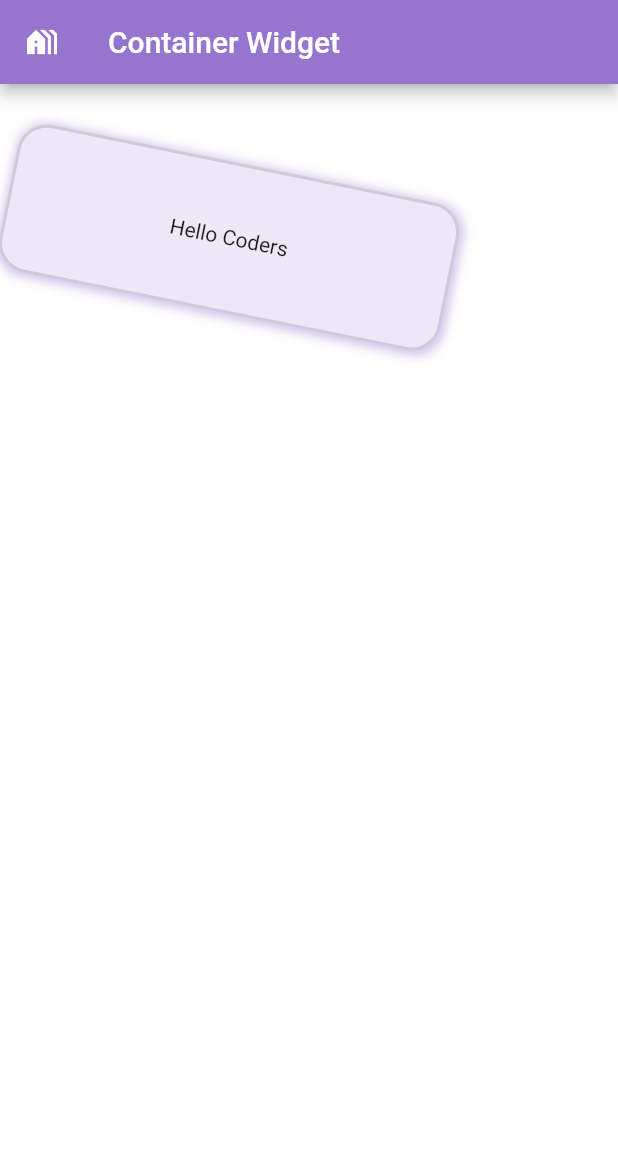
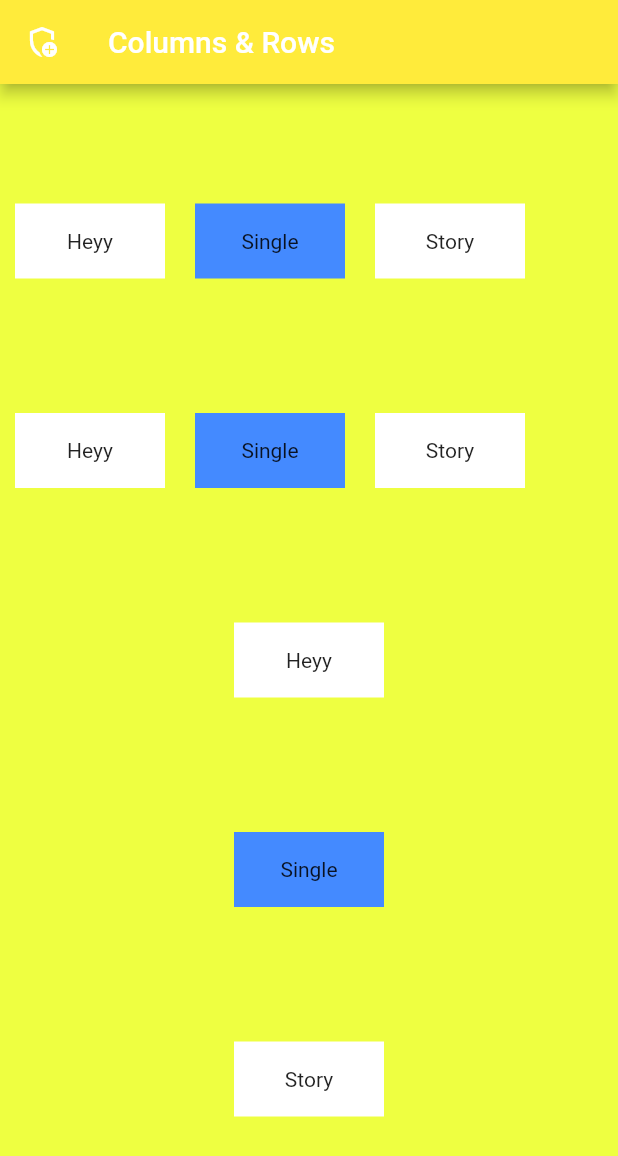
Before and after one commit to KramStyles/intro_flutter, a Flutter app: the screen it shows after launch, on a phone screen of 412 x 824 dp. Shown: the top 1156 px of the screen. Run offline on Flutter 3.47's test engine with Material 2 defaults, Android fonts, the phone set to English and light mode, and no system bars.

Commit message:
introduction to rows and columns

```diff
--- a/lib/main.dart
+++ b/lib/main.dart
@@ -1,43 +1,99 @@
 import 'package:flutter/material.dart';
 
-void main() {
-  runApp(app());
-}
+void main() => runApp(MyApp());
 
-class app extends StatelessWidget {
-  const app({Key? key}) : super(key: key);
+class MyApp extends StatelessWidget {
+  const MyApp({Key? key}) : super(key: key);
 
   @override
   Widget build(BuildContext context) {
     return MaterialApp(
-      title: "App Two",
+        title: "Rows & Columns",
         home: Scaffold(
-        backgroundColor: Colors.white,
+            backgroundColor: Colors.limeAccent,
             appBar: AppBar(
-          backgroundColor: Colors.deepPurple.shade300,
-          title: Text("Container Widget"),
-          leading: Icon(Icons.holiday_village),
+              title: Text("Columns & Rows"),
+              backgroundColor: Colors.yellow,
+              leading: Icon(Icons.add_moderator_outlined),
             ),
-        body:
-          // Center(child: Text("Hello and Welcome".toUpperCase(),),),
+            body: Column(
+              // mainAxisAlignment: MainAxisAlignment.center,
+              mainAxisAlignment: MainAxisAlignment.spaceEvenly, // More like justify content
+              crossAxisAlignment: CrossAxisAlignment.center,
+              mainAxisSize: MainAxisSize.max,
+              children: <Widget>[
+                Row(
+                  children: <Widget>[
                     Container(
-            child: Text("Hello Coders"),
-            height: 100,
-            margin: EdgeInsets.all(20),
-            padding: EdgeInsets.all(20),
-            width: 300,
+                        height: 50,
+                        width: 100,
+                        margin: EdgeInsets.all(10),
+                        color: Colors.white,
                         alignment: Alignment.center,
-            decoration: BoxDecoration(
-              border: Border.all(width: 2, color: Colors.black12),
-              color: Colors.deepPurple.shade50,
-              borderRadius: BorderRadius.circular(20),
-              boxShadow: [
-                BoxShadow(color: Colors.deepPurple.shade100, offset: Offset(1.0, 1.0), blurRadius: 5, spreadRadius: 2),
+                        child: Text("Heyy")),
+                    Container(
+                        height: 50,
+                        width: 100,
+                        margin: EdgeInsets.all(10),
+                        alignment: Alignment.center,
+                        color: Colors.blueAccent,
+                        child: Text("Single")),
+                    Container(
+                        height: 50,
+                        width: 100,
+                        margin: EdgeInsets.all(10),
+                        alignment: Alignment.center,
+                        color: Colors.white,
+                        child: Text("Story"))
+                  ],
+                ),
+                Row(
+                  children: <Widget>[
+                    Container(
+                        height: 50,
+                        width: 100,
+                        margin: EdgeInsets.all(10),
+                        color: Colors.white,
+                        alignment: Alignment.center,
+                        child: Text("Heyy")),
+                    Container(
+                        height: 50,
+                        width: 100,
+                        margin: EdgeInsets.all(10),
+                        alignment: Alignment.center,
+                        color: Colors.blueAccent,
+                        child: Text("Single")),
+                    Container(
+                        height: 50,
+                        width: 100,
+                        margin: EdgeInsets.all(10),
+                        alignment: Alignment.center,
+                        color: Colors.white,
+                        child: Text("Story"))
                   ]
                 ),
-            transform: Matrix4.rotationZ(.2),
-          ),
-      ),
-    );
+                Container(
+                    height: 50,
+                    width: 100,
+                    margin: EdgeInsets.all(10),
+                    color: Colors.white,
+                    alignment: Alignment.center,
+                    child: Text("Heyy")),
+                Container(
+                    height: 50,
+                    width: 100,
+                    margin: EdgeInsets.all(10),
+                    alignment: Alignment.center,
+                    color: Colors.blueAccent,
+                    child: Text("Single")),
+                Container(
+                    height: 50,
+                    width: 100,
+                    margin: EdgeInsets.all(10),
+                    alignment: Alignment.center,
+                    color: Colors.white,
+                    child: Text("Story"))
+              ],
+            )));
   }
 }
--- /dev/null
+++ b/lib/main_1.dart
@@ -0,0 +1,43 @@
+import 'package:flutter/material.dart';
+
+void main() {
+  runApp(app());
+}
+
+class app extends StatelessWidget {
+  const app({Key? key}) : super(key: key);
+
+  @override
+  Widget build(BuildContext context) {
+    return MaterialApp(
+      title: "App Two",
+      home: Scaffold(
+        backgroundColor: Colors.white,
+        appBar: AppBar(
+          backgroundColor: Colors.deepPurple.shade300,
+          title: Text("Container Widget"),
+          leading: Icon(Icons.holiday_village),
+        ),
+        body:
+          // Center(child: Text("Hello and Welcome".toUpperCase(),),),
+          Container(
+            child: Text("Hello Coders"),
+            height: 100,
+            margin: EdgeInsets.all(20),
+            padding: EdgeInsets.all(20),
+            width: 300,
+            alignment: Alignment.center,
+            decoration: BoxDecoration(
+              border: Border.all(width: 2, color: Colors.black12),
+              color: Colors.deepPurple.shade50,
+              borderRadius: BorderRadius.circular(20),
+              boxShadow: [
+                BoxShadow(color: Colors.deepPurple.shade100, offset: Offset(1.0, 1.0), blurRadius: 5, spreadRadius: 2),
+              ]
+            ),
+            transform: Matrix4.rotationZ(.2),
+          ),
+      ),
+    );
+  }
+}
```
Lines whose indentation alone changed are shown as unchanged.
